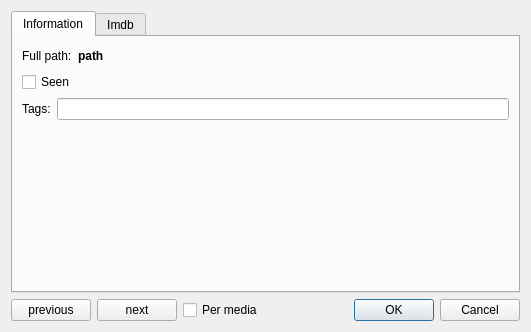
First picture: the form in src/ui/editmediadialog.ui, repository slopjong/MediaSpy, before the edit.
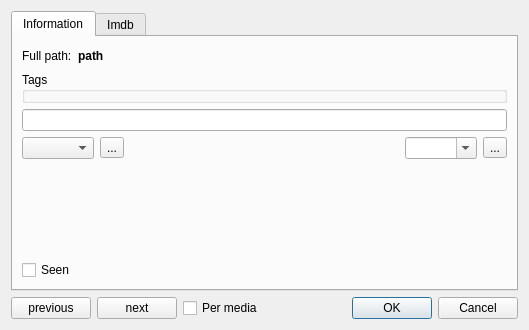
Second picture: the form after the edit. Icons and pictures are not drawn.

Commit message: EditDialog tabs enhancements

```diff
--- a/src/ui/editmediadialog.ui
+++ b/src/ui/editmediadialog.ui
@@ -6,8 +6,8 @@
    <rect>
     <x>0</x>
     <y>0</y>
-    <width>531</width>
-    <height>332</height>
+    <width>529</width>
+    <height>330</height>
    </rect>
   </property>
   <property name="windowTitle">
@@ -59,29 +59,68 @@
         </layout>
        </item>
        <item>
-        <widget class="QCheckBox" name="seenCheckBox">
-         <property name="text">
-          <string>Seen</string>
-         </property>
-         <property name="tristate">
-          <bool>true</bool>
+        <widget class="QGroupBox" name="groupBox">
+         <property name="title">
+          <string>Tags</string>
          </property>
         </widget>
        </item>
        <item>
         <layout class="QHBoxLayout" name="horizontalLayout_3">
-         <item>
-          <widget class="QLabel" name="tagLabel">
-           <property name="text">
-            <string>Tags:</string>
-           </property>
-          </widget>
-         </item>
          <item>
           <widget class="QLineEdit" name="tagLineEdit"/>
          </item>
         </layout>
        </item>
+       <item>
+        <layout class="QHBoxLayout" name="horizontalLayout_4">
+         <item>
+          <widget class="QComboBox" name="minusComboBox"/>
+         </item>
+         <item>
+          <widget class="QToolButton" name="minusToolButton">
+           <property name="text">
+            <string notr="true">...</string>
+           </property>
+           <property name="icon">
+            <iconset resource="../resources/MediaSpy.qrc">
+             <normaloff>:/icons/minus.png</normaloff>:/icons/minus.png</iconset>
+           </property>
+          </widget>
+         </item>
+         <item>
+          <spacer name="horizontalSpacer_3">
+           <property name="orientation">
+            <enum>Qt::Horizontal</enum>
+           </property>
+           <property name="sizeHint" stdset="0">
+            <size>
+             <width>40</width>
+             <height>20</height>
+            </size>
+           </property>
+          </spacer>
+         </item>
+         <item>
+          <widget class="QComboBox" name="plusComboBox">
+           <property name="editable">
+            <bool>true</bool>
+           </property>
+          </widget>
+         </item>
+         <item>
+          <widget class="QToolButton" name="plusToolButton">
+           <property name="text">
+            <string notr="true">...</string>
+           </property>
+           <property name="icon">
+            <iconset resource="../resources/MediaSpy.qrc">
+             <normaloff>:/icons/add.png</normaloff>:/icons/add.png</iconset>
+           </property>
+          </widget>
+         </item>
+        </layout>
+       </item>
        <item>
         <spacer name="verticalSpacer">
          <property name="orientation">
@@ -95,6 +134,16 @@
          </property>
         </spacer>
        </item>
+       <item>
+        <widget class="QCheckBox" name="seenCheckBox">
+         <property name="text">
+          <string>Seen</string>
+         </property>
+         <property name="tristate">
+          <bool>true</bool>
+         </property>
+        </widget>
+       </item>
       </layout>
      </widget>
      <widget class="QWidget" name="tab_2">
```
Left out of the diff: 19 changed lines with no effect on the pictures. The commit also changes 3 other files.
